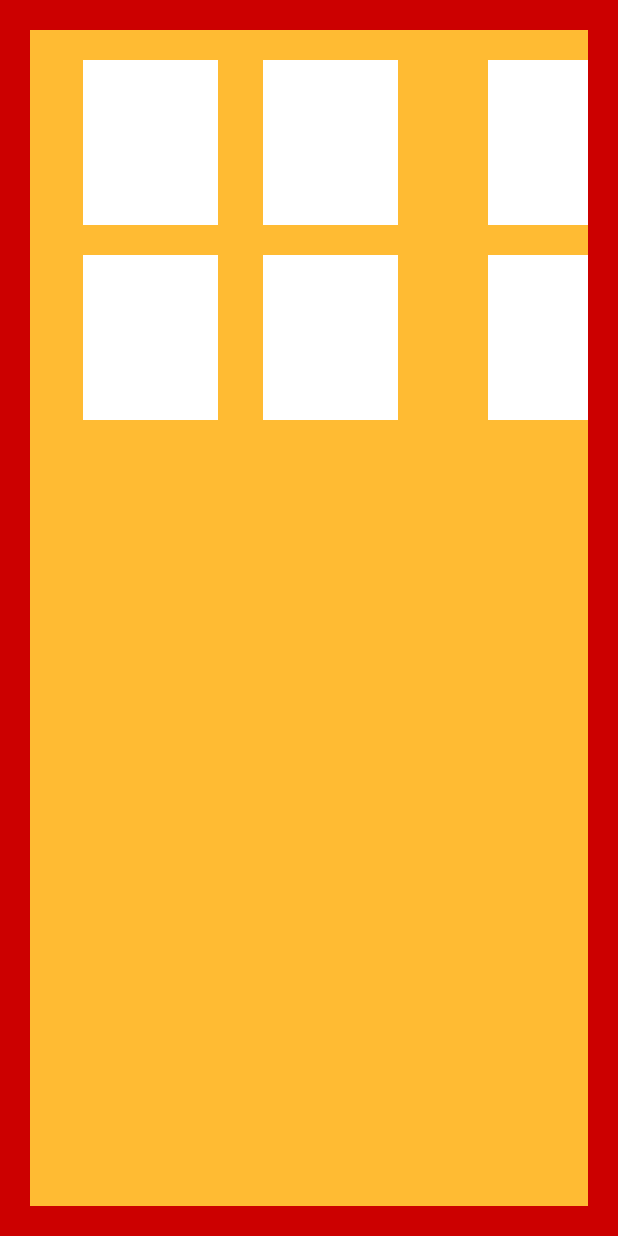
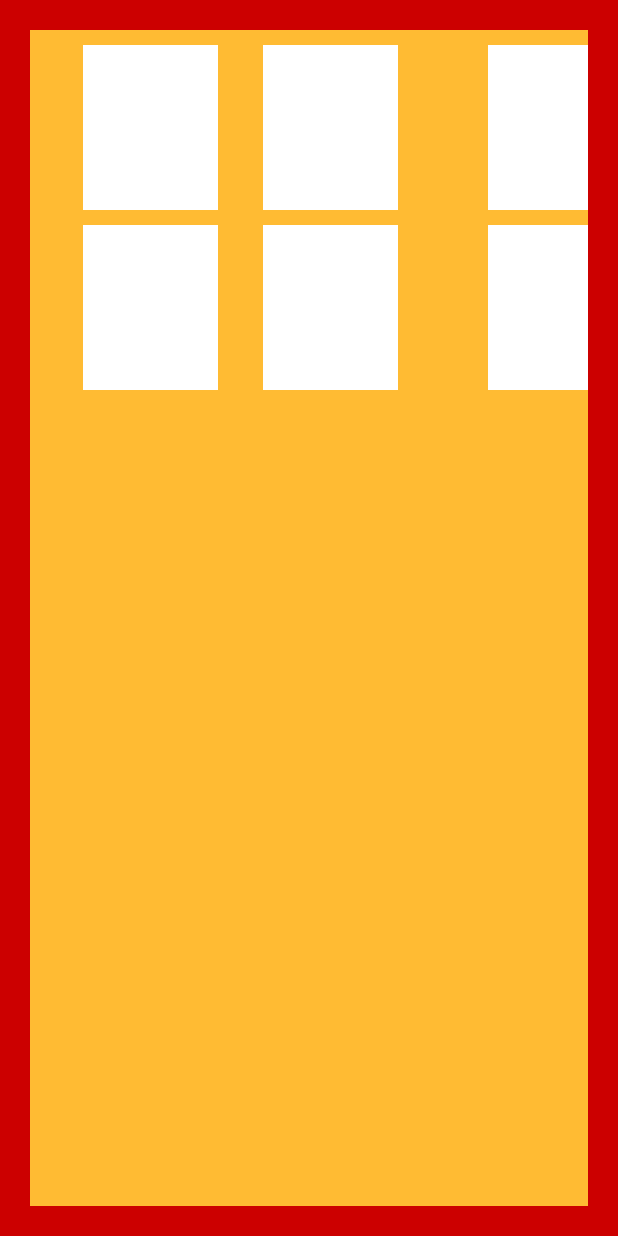
Before and after one commit to cerberus666t/Proyecto, an Android app: the fragment AlbumFragment shown on its own in the app's theme, on a phone screen of 412 x 824 dp. Run offline under Robolectric (Android 15) with nearby library versions, the phone set to English and light mode, and no system bars.

```diff
--- a/app/src/main/java/grandeveloper/albumrusia/AlbumFragment.java
+++ b/app/src/main/java/grandeveloper/albumrusia/AlbumFragment.java
@@ -12,8 +12,11 @@ import android.view.ViewGroup;
 public class AlbumFragment extends Fragment {
     @Nullable
     @Override
+
     public View onCreateView(@NonNull LayoutInflater inflater, @Nullable ViewGroup container, @Nullable Bundle savedInstanceState) {
         View v = inflater.inflate(R.layout.fragment_album,container,false);
+
+        ConexionSQLiteHelper conn = new ConexionSQLiteHelper(getContext(),"bd_jugadores",null,1);
         return v;
     }
 }
--- a/app/src/main/res/layout/fragment_album.xml
+++ b/app/src/main/res/layout/fragment_album.xml
@@ -4,24 +4,12 @@
     android:layout_width="match_parent"
     android:layout_height="match_parent"
     tools:context=".AlbumFragment"
-    android:background="@android:color/holo_red_dark"
-    >
-
-    <RelativeLayout
-        android:layout_width="match_parent"
-        android:layout_height="match_parent"
-        >
-        <RelativeLayout
-            android:layout_width="match_parent"
-            android:layout_height="match_parent"
-            android:id="@+id/album"
-
-            >
-
+    android:background="@android:color/holo_red_dark">
     <LinearLayout
         android:layout_width="match_parent"
         android:layout_height="match_parent"
         android:layout_margin="20dp"
+
         android:background="@android:color/holo_orange_light"
         android:orientation="vertical">
 
@@ -35,28 +23,28 @@
                 android:layout_height="110dp"
                 android:layout_marginLeft="35dp"
                 android:layout_marginRight="30dp"
-                        android:layout_marginTop="20dp"
+                android:layout_marginTop="10dp"
                 android:background="@android:color/background_light" />
 
             <ImageView
                 android:layout_width="90dp"
                 android:layout_height="110dp"
                 android:layout_marginRight="60dp"
-                        android:layout_marginTop="20dp"
+                android:layout_marginTop="10dp"
                 android:background="@android:color/background_light" />
 
             <ImageView
                 android:layout_width="90dp"
                 android:layout_height="110dp"
                 android:layout_marginRight="30dp"
-                        android:layout_marginTop="20dp"
+                android:layout_marginTop="10dp"
                 android:background="@android:color/background_light" />
 
             <ImageView
                 android:layout_width="90dp"
                 android:layout_height="110dp"
                 android:layout_marginRight="30dp"
-                        android:layout_marginTop="20dp"
+                android:layout_marginTop="10dp"
                 android:background="@android:color/background_light" />
 
         </LinearLayout>
@@ -73,37 +61,32 @@
                 android:layout_height="110dp"
                 android:layout_marginLeft="35dp"
                 android:layout_marginRight="30dp"
-                        android:layout_marginTop="20dp"
+                android:layout_marginTop="10dp"
                 android:background="@android:color/background_light" />
 
             <ImageView
                 android:layout_width="90dp"
                 android:layout_height="110dp"
                 android:layout_marginRight="60dp"
-                        android:layout_marginTop="20dp"
+                android:layout_marginTop="10dp"
                 android:background="@android:color/background_light" />
 
             <ImageView
                 android:layout_width="90dp"
                 android:layout_height="110dp"
                 android:layout_marginRight="30dp"
-                        android:layout_marginTop="20dp"
+                android:layout_marginTop="10dp"
                 android:background="@android:color/background_light" />
 
             <ImageView
                 android:layout_width="90dp"
                 android:layout_height="110dp"
                 android:layout_marginRight="30dp"
-                        android:layout_marginTop="20dp"
+                android:layout_marginTop="10dp"
                 android:background="@android:color/background_light" />
 
         </LinearLayout>
 
     </LinearLayout>
 
-
-        </RelativeLayout>
-
-    </RelativeLayout>
-
 </FrameLayout>
```
Also changed, not shown: app/src/main/java/grandeveloper/albumrusia/ConexionSQLiteHelper.java (added, +78 -0 lines), app/src/main/java/grandeveloper/albumrusia/entidades/Jugador.java (added, +37 -0 lines). Lines whose indentation alone changed are shown as unchanged.
